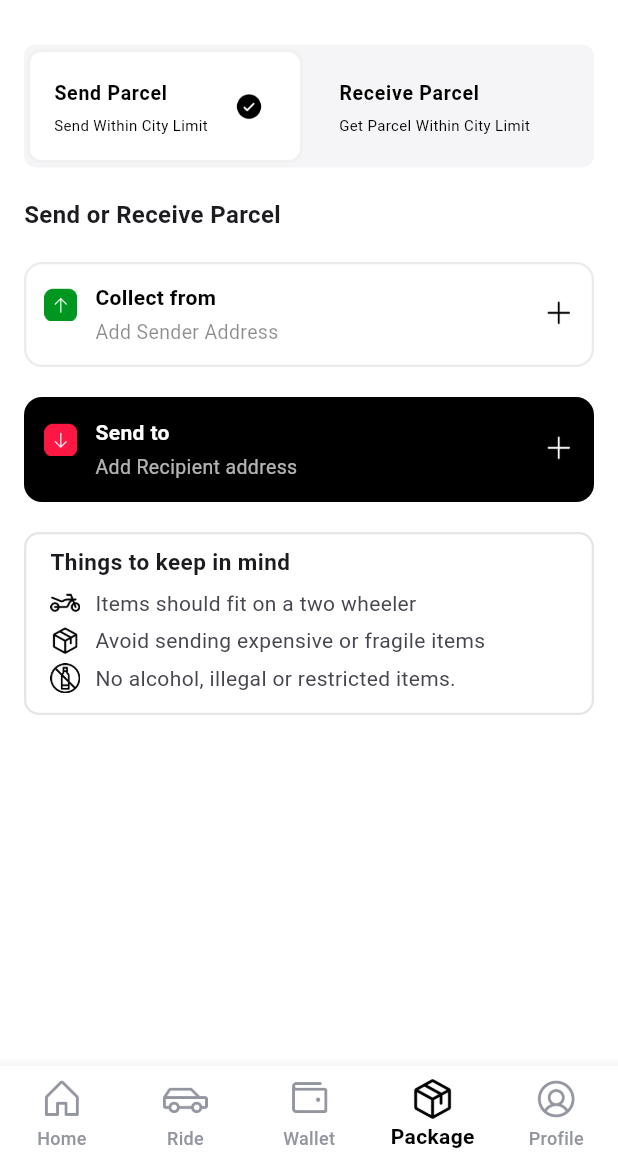
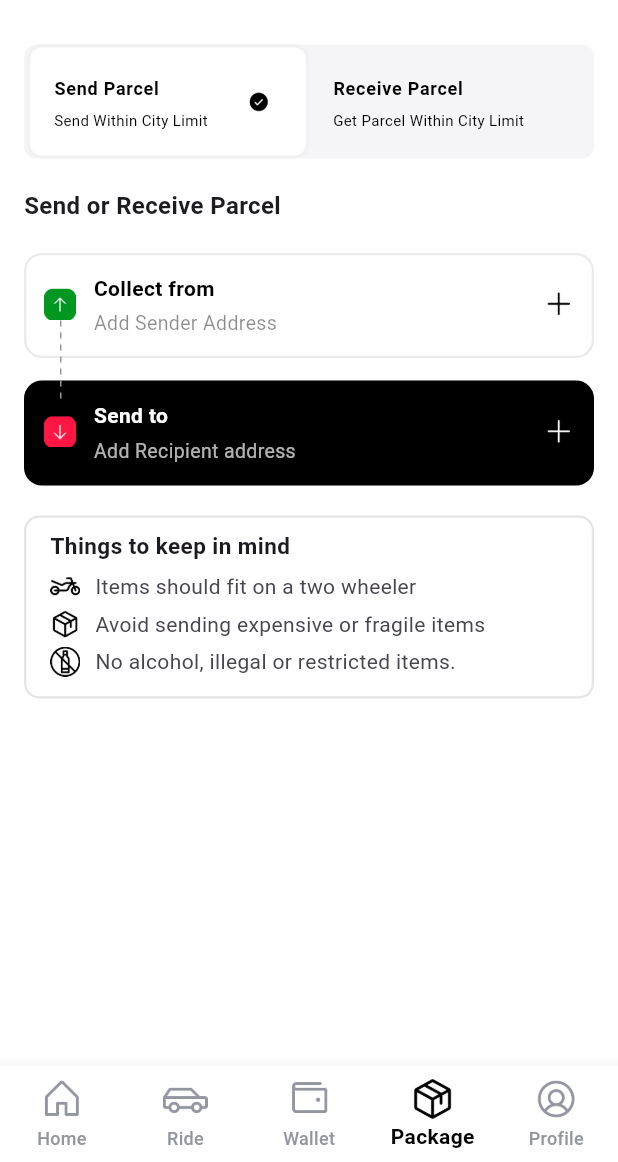
Before and after one commit to vigneshkumar-001/hopper_customer, a Flutter app: the CommonBottomNavigation screen opened directly, on a phone screen of 412 x 824 dp, the part 74-1236 px from its top. Run offline on Flutter 3.47's test engine with Material 3 defaults, Android fonts, the phone set to English and light mode, and no system bars; drawn by our look-alikes of dotted_line; our stand-ins replace country_picker, flutter_screenutil, geocoding, geolocator, get, google_maps_flutter and 3 more; missing offline and left inert: google_place.

Commit message:
new things Changes

```diff
--- a/lib/Core/Consents/app_colors.dart
+++ b/lib/Core/Consents/app_colors.dart
@@ -26,4 +26,5 @@ class AppColors {
   static final choiceChipColor = Color(0xff006FD0);
   static final walletCurrencyColor = Color(0xff009721);
   static final searchDownTextColor = Color(0xff424147);
+  static final dotLineColor = Color(0xff979797);
 }
--- a/lib/Presentation/Authentication/widgets/textfields.dart
+++ b/lib/Presentation/Authentication/widgets/textfields.dart
@@ -212,6 +212,7 @@ class CustomTextFields {
         ),
         SizedBox(height: 8),
         TextFormField(
+          textInputAction: TextInputAction.next,
           maxLines: maxLines,
           cursorColor: Colors.black,
 
--- a/lib/Presentation/OnBoarding/Screens/package_screens.dart
+++ b/lib/Presentation/OnBoarding/Screens/package_screens.dart
@@ -1,4 +1,5 @@
 import 'package:flutter/material.dart';
+import 'package:dotted_line/dotted_line.dart';
 
 import 'package:hopper/Core/Consents/app_colors.dart';
 import 'package:hopper/Core/Consents/app_logger.dart';
@@ -46,6 +47,16 @@ class _PackageScreensState extends State<PackageScreens> {
     return name[0].toUpperCase() + name.substring(1).toLowerCase();
   }
 
+  final GlobalKey _senderKey = GlobalKey();
+  final GlobalKey _receiverKey = GlobalKey();
+
+  double lineHeight = 110;
+  @override
+  void initState() {
+    super.initState();
+    WidgetsBinding.instance.addPostFrameCallback((_) => _calculateLineHeight());
+  }
+
   List<String> parcelTypes = [
     'Food',
     'Medicines',
@@ -54,6 +65,22 @@ class _PackageScreensState extends State<PackageScreens> {
     'Electronics',
     'Other',
   ];
+  void _calculateLineHeight() {
+    final senderBox =
+        _senderKey.currentContext?.findRenderObject() as RenderBox?;
+    final receiverBox =
+        _receiverKey.currentContext?.findRenderObject() as RenderBox?;
+
+    if (senderBox != null && receiverBox != null) {
+      final senderPos = senderBox.localToGlobal(Offset.zero);
+      final receiverPos = receiverBox.localToGlobal(Offset.zero);
+
+      final calculatedHeight = receiverPos.dy - senderPos.dy - 30;
+      setState(() {
+        lineHeight = calculatedHeight > 0 ? calculatedHeight : 0;
+      });
+    }
+  }
 
   @override
   Widget build(BuildContext context) {
@@ -99,8 +126,14 @@ class _PackageScreensState extends State<PackageScreens> {
                   fontSize: 16,
                   AppTexts.sendOrReceiveParcel,
                 ),
-                SizedBox(height: 20),
-                PackageContainer.customPlainContainers(
+                const SizedBox(height: 20),
+                Stack(
+                  children: [
+                    Column(
+                      children: [
+                        Container(
+                          key: _senderKey,
+                          child: PackageContainer.customPlainContainers(
                             onTap: () async {
                               final result = await Navigator.push(
                                 context,
@@ -128,6 +161,11 @@ class _PackageScreensState extends State<PackageScreens> {
                                     );
                                   }
                                 });
+                                WidgetsBinding.instance.addPostFrameCallback((
+                                  _,
+                                ) {
+                                  _calculateLineHeight();
+                                });
                               }
                             },
                             onClear:
@@ -140,12 +178,19 @@ class _PackageScreensState extends State<PackageScreens> {
                                           receiverData = null;
                                         }
                                       });
+                                      WidgetsBinding.instance
+                                          .addPostFrameCallback((_) {
+                                            _calculateLineHeight();
+                                          });
                                     }
                                     : null,
                             isSelected: pickUpData != null,
                             containerColor: AppColors.commonWhite,
                             leadingImage: AppImages.colorUpArrow,
-                  title:  pickUpData == null? 'Collect from' : 'Pick up Location',
+                            title:
+                                pickUpData == null
+                                    ? 'Collect from'
+                                    : 'Pick up Location',
                             subTitle:
                                 pickUpData == null
                                     ? 'Add Sender Address'
@@ -155,17 +200,20 @@ class _PackageScreensState extends State<PackageScreens> {
                                     ? ''
                                     : '${capitalizeFirstLetter(pickUpData.name)} (${pickUpData.phone})',
                           ),
+                        ),
 
-                SizedBox(height: 20),
-
-                // Drop Off Container
-                PackageContainer.customPlainContainers(
+                        const SizedBox(height: 15),
+                        Container(
+                          key: _receiverKey,
+                          child: PackageContainer.customPlainContainers(
                             onTap: () async {
                               final result = await Navigator.push(
                                 context,
                                 MaterialPageRoute(
                                   builder:
-                            (_) => const CommonLocationSearch(type: 'receiver'),
+                                      (_) => const CommonLocationSearch(
+                                        type: 'receiver',
+                                      ),
                                 ),
                               );
                               if (result != null) {
@@ -188,6 +236,11 @@ class _PackageScreensState extends State<PackageScreens> {
                                     );
                                   }
                                 });
+                                WidgetsBinding.instance.addPostFrameCallback((
+                                  _,
+                                ) {
+                                  _calculateLineHeight();
+                                });
                               }
                             },
                             onClear:
@@ -200,6 +253,10 @@ class _PackageScreensState extends State<PackageScreens> {
                                           senderData = null;
                                         }
                                       });
+                                      WidgetsBinding.instance
+                                          .addPostFrameCallback((_) {
+                                            _calculateLineHeight();
+                                          });
                                     }
                                     : null,
                             isSelected: dropOffData != null,
@@ -208,7 +265,10 @@ class _PackageScreensState extends State<PackageScreens> {
                             subColor: AppColors.commonWhite.withOpacity(0.7),
                             trailingColor: AppColors.commonWhite,
                             iconColor: AppColors.commonWhite,
-                  title: dropOffData == null? 'Send to' : 'Drop up Location',
+                            title:
+                                dropOffData == null
+                                    ? 'Send to'
+                                    : 'Drop up Location',
                             subTitle:
                                 dropOffData == null
                                     ? AppTexts.addRecipientAddress
@@ -219,106 +279,27 @@ class _PackageScreensState extends State<PackageScreens> {
                                     ? ''
                                     : '${capitalizeFirstLetter(dropOffData.name)} (${dropOffData.phone})',
                           ),
-
-                /*                PackageContainer.customPlainContainers(
-                  onTap: () async {
-                    final result = await Navigator.push(
-                      context,
-                      MaterialPageRoute(
-                        builder: (_) => const CommonLocationSearch(),
-                      ),
-                    );
-                    if (result != null) {
-                      setState(() {
-                        if (isSendSelected) {
-                          senderData = AddressModel(
-                            name: result['name'],
-                            phone: result['phone'],
-                            address: result['address'],
-                            landmark: result['landmark'],
-                            mapAddress: result['mapAddress'],
-                          );
-                        } else {
-                          receiverData = AddressModel(
-                            name: result['name'],
-                            phone: result['phone'],
-                            address: result['address'],
-                            landmark: result['landmark'],
-                            mapAddress: result['mapAddress'],
-                          );
-                        }
-                      });
-                    }
-                  },
-                  onClear:
-                      senderData != null
-                          ? () {
-                            setState(() {
-                              senderData = null;
-                            });
-                          }
-                          : null,
-                  isSelected: senderData != null,
-                  containerColor: AppColors.commonWhite,
-                  leadingImage: AppImages.colorUpArrow,
-                  title: 'Set pick up location',
-                  subTitle:
-                      senderData == null
-                          ? 'Collect from'
-                          : '${senderData!.address}, ${senderData!.landmark}, ${senderData!.mapAddress}',
-                  userNameAndPhn:
-                      senderData == null
-                          ? ''
-                          : '${capitalizeFirstLetter(senderData?.name ?? '')} (${senderData?.phone ?? ''})',
+                        ), // space
+                      ],
                     ),
 
-                SizedBox(height: 20),
+                    Positioned(
+                      top: 45,
+                      left: 24,
+                      child: SizedBox(
+                        height: lineHeight,
+                        child: DottedLine(
+                          direction: Axis.vertical,
+                          lineLength: lineHeight,
+                          dashLength: 4,
 
-                PackageContainer.customPlainContainers(
-                  isSelected: receiverData != null,
-                  onTap: () async {
-                    final result = await Navigator.push(
-                      context,
-                      MaterialPageRoute(
-                        builder:
-                            (_) => const CommonLocationSearch(type: 'receiver'),
+                          dashColor: AppColors.dotLineColor,
                         ),
-                    );
+                      ),
+                    ),
+                  ],
+                ),
 
-                    if (result != null) {
-                      setState(() {
-                        receiverData = AddressModel(
-                          name: result['name'],
-                          phone: result['phone'],
-                          address: result['address'],
-                          landmark: result['landmark'],
-                          mapAddress: result['mapAddress'],
-                        );
-                      });
-                    }
-                  },
-                  onClear:
-                      receiverData != null
-                          ? () {
-                            setState(() {
-                              receiverData = null;
-                            });
-                          }
-                          : null,
-                  containerColor: AppColors.commonBlack,
-                  titleColor: AppColors.commonWhite,
-                  subColor: AppColors.commonWhite.withOpacity(0.7),
-                  trailingColor: AppColors.commonWhite,
-                  iconColor: AppColors.commonWhite,
-                  title: 'Set pick up location',
-                  subTitle:
-                      receiverData == null
-                          ? AppTexts.sendTo
-                          : '${receiverData!.address}, ${receiverData!.landmark}, ${receiverData!.mapAddress}',
-                  leadingImage: AppImages.colorDownArrow,
-                  userNameAndPhn:
-                      '${capitalizeFirstLetter(receiverData?.name ?? '')} (${receiverData?.phone ?? ''})',
-                ),*/
                 SizedBox(height: 20),
                 if (senderData != null && receiverData != null) ...[
                   CustomTextFields.textWithStyles600(
@@ -385,13 +366,11 @@ class _PackageScreensState extends State<PackageScreens> {
                   const SizedBox(height: 16),
 
                   CustomTextFields.textAndField(
-
                     tittle: 'Descriptional (Optional)',
                     hintText: 'Eg., Glass Item',
                   ),
                   const SizedBox(height: 12),
                   CustomTextFields.textAndField(
-
                     tittle: 'Delivery Instruction',
                     hintText: 'Eg., Glass Items are here Please keep it safe',
                   ),
@@ -533,21 +512,23 @@ class _PackageScreensState extends State<PackageScreens> {
                             children: [
                               Image.asset(AppImages.pencilBike, height: 20),
                               SizedBox(width: 10),
-                              Text(AppTexts.fitOnaTwoWheeler),
+                              Expanded(child: Text(AppTexts.fitOnaTwoWheeler)),
                             ],
                           ),
                           Row(
                             children: [
                               Image.asset(AppImages.emptyBox, height: 20),
                               SizedBox(width: 10),
-                              Text(AppTexts.avoidSendingExpensive),
+                              Expanded(
+                                child: Text(AppTexts.avoidSendingExpensive),
+                              ),
                             ],
                           ),
                           Row(
                             children: [
                               Image.asset(AppImages.avoidDrinks, height: 20),
                               SizedBox(width: 10),
-                              Text(AppTexts.noAlcohol),
+                              Expanded(child: Text(AppTexts.noAlcohol)),
                             ],
                           ),
                         ],
--- a/lib/Presentation/OnBoarding/Widgets/package_contoiner.dart
+++ b/lib/Presentation/OnBoarding/Widgets/package_contoiner.dart
@@ -16,10 +16,9 @@ class PackageContainer {
         borderRadius: BorderRadius.circular(8),
       ),
       child: Padding(
-        padding: const EdgeInsets.symmetric(horizontal: 2.0, vertical: 3),
+        padding: const EdgeInsets.symmetric(horizontal: 2.0),
         child: Row(
           children: [
-            // Send Parcel
             Expanded(
               child: GestureDetector(
                 onTap: () => onSelectionChanged(true),
@@ -39,14 +38,14 @@ class PackageContainer {
                     title: Text(
                       'Send Parcel',
                       style: TextStyle(
-                        fontSize: 13,
+                        fontSize: 12,
                         fontWeight: FontWeight.w600,
                         color: Colors.black,
                       ),
                     ),
                     trailing:
                         isSendSelected
-                            ? Image.asset(AppImages.tick, height: 20, width: 20)
+                            ? Image.asset(AppImages.tick, height: 15, width: 15)
                             : null,
                     subtitle: Text(
                       'Send Within City Limit',
@@ -56,9 +55,7 @@ class PackageContainer {
                 ),
               ),
             ),
-            const SizedBox(width: 8),
 
-            // Receive Parcel
             Expanded(
               child: GestureDetector(
                 onTap: () => onSelectionChanged(false),
@@ -78,14 +75,14 @@ class PackageContainer {
                     title: Text(
                       'Receive Parcel',
                       style: TextStyle(
-                        fontSize: 13,
+                        fontSize: 12,
                         fontWeight: FontWeight.w600,
                         color: Colors.black,
                       ),
                     ),
                     trailing:
                         !isSendSelected
-                            ? Image.asset(AppImages.tick, height: 20, width: 20)
+                            ? Image.asset(AppImages.tick, height: 15, width: 15)
                             : null,
                     subtitle: Text(
                       'Get Parcel Within City Limit',
@@ -131,8 +128,8 @@ class PackageContainer {
           crossAxisAlignment: CrossAxisAlignment.start,
           children: [
             Padding(
-              padding: const EdgeInsets.only(top: 4),
-              child: Image.asset(leadingImage, height: 22, width: 22),
+              padding:   EdgeInsets.only(top: isSelected? 5 : 10),
+              child: Image.asset(leadingImage, height: 21, width: 21),
             ),
             const SizedBox(width: 12),
             Expanded(
--- a/lib/uitls/map/search_loaction.dart
+++ b/lib/uitls/map/search_loaction.dart
@@ -92,7 +92,6 @@ class _CommonLocationSearchState extends State<CommonLocationSearch> {
       });
     }
   }
-
 
   void _getPlaceDetailsAndNavigate(
     String placeId,
@@ -206,7 +205,7 @@ class _CommonLocationSearchState extends State<CommonLocationSearch> {
                       readOnly: false,
                     ),
                   ),
-                  SizedBox(height: 20),
+                  !_showInfoMessage ? SizedBox(height: 10) : SizedBox.shrink(),
                   if (!_showInfoMessage)
                     Row(
                       children: [
```
Also changed, not shown: lib/Presentation/OnBoarding/Screens/confirmation_screen.dart (+81 -65 lines), lib/main.dart (+6 -1 lines), lib/uitls/map/google_map.dart (+56 -13 lines). Lines whose indentation alone changed are shown as unchanged.
